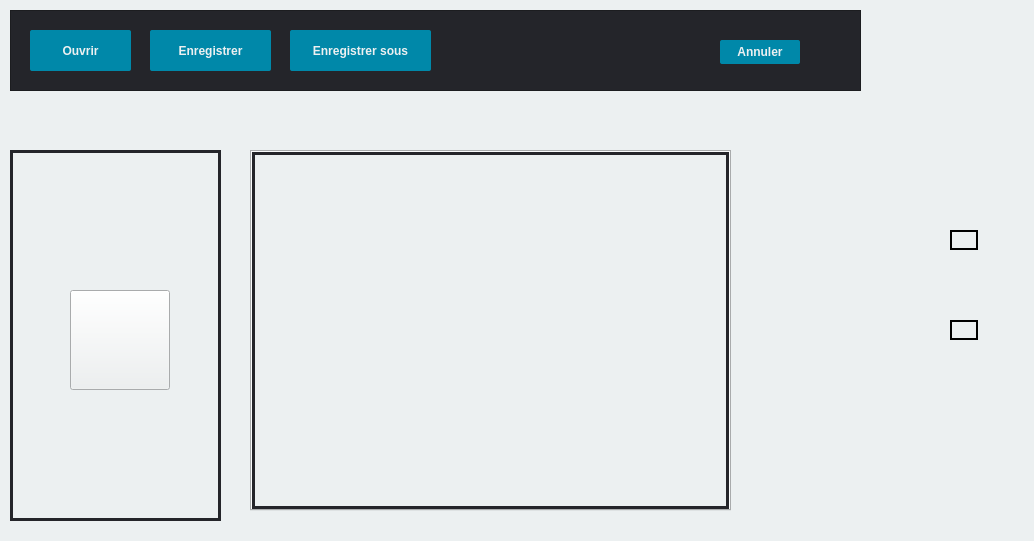
First picture: the form in imagedit.ui, repository NesrineGhannay/ImagEdit, before the edit.
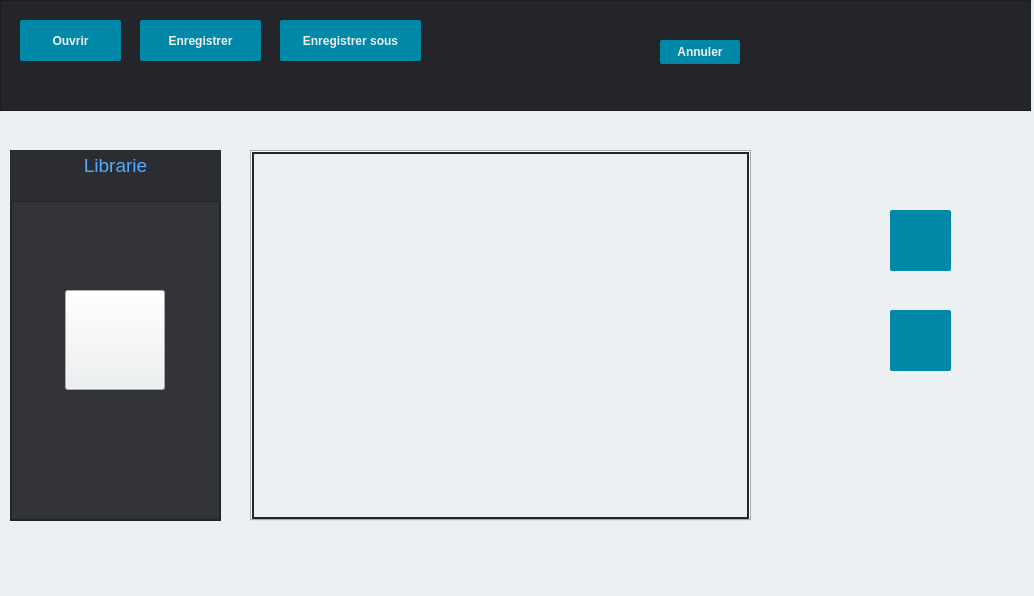
Second picture: the form after the edit. Icons and pictures are not drawn.

Diff of the .ui file:
```diff
--- a/imagedit.ui
+++ b/imagedit.ui
@@ -7,14 +7,14 @@
     <x>0</x>
     <y>0</y>
     <width>1034</width>
-    <height>541</height>
+    <height>596</height>
    </rect>
   </property>
   <property name="windowTitle">
    <string>ImagEdit</string>
   </property>
   <property name="styleSheet">
-   <string notr="true">background-color: #ECF0F1;</string>
+   <string notr="true">background-color: #ECF0F2;</string>
   </property>
   <widget class="QWidget" name="centralwidget">
    <property name="autoFillBackground">
@@ -25,51 +25,44 @@
      <rect>
       <x>250</x>
       <y>150</y>
-      <width>481</width>
-      <height>361</height>
+      <width>501</width>
+      <height>371</height>
      </rect>
     </property>
     <property name="styleSheet">
-     <string notr="true">border: 3 solid #24252A;
+     <string notr="true">border: 2 solid #24252A;
 </string>
     </property>
     <property name="currentIndex">
      <number>-1</number>
     </property>
    </widget>
-   <widget class="QLabel" name="label">
-    <property name="geometry">
-     <rect>
-      <x>880</x>
-      <y>10</y>
-      <width>151</width>
-      <height>91</height>
-     </rect>
-    </property>
-    <property name="autoFillBackground">
-     <bool>false</bool>
-    </property>
-    <property name="text">
-     <string/>
-    </property>
-    <property name="pixmap">
-     <pixmap>../../projet/imagedit/logo3.png</pixmap>
-    </property>
-    <property name="alignment">
-     <set>Qt::AlignBottom|Qt::AlignJustify</set>
-    </property>
-   </widget>
    <widget class="QPushButton" name="filter">
     <property name="geometry">
      <rect>
-      <x>950</x>
-      <y>230</y>
-      <width>28</width>
-      <height>20</height>
+      <x>890</x>
+      <y>210</y>
+      <width>61</width>
+      <height>61</height>
      </rect>
     </property>
     <property name="styleSheet">
-     <string notr="true">border: 2px solid black;</string>
+     <string notr="true">QPushButton {
+	font-family: &quot;Montserrat&quot;, sans-serif;
+	font-weight: 500;
+	color: #edf0f1;
+	background-color: rgba(0, 136, 169, 1);
+	border-radius: 2px;
+}
+
+
+QPushButton::pressed {
+	border: 4px solid red;
+	transition: background-color 0.3s, border 0.3s, color 0.3s;
+}
+
+
+</string>
     </property>
     <property name="text">
      <string/>
@@ -78,6 +71,12 @@
      <iconset resource="Ressources.qrc">
       <normaloff>:/icone_filtre.png</normaloff>:/icone_filtre.png</iconset>
     </property>
+    <property name="iconSize">
+     <size>
+      <width>50</width>
+      <height>50</height>
+     </size>
+    </property>
     <property name="autoRepeat">
      <bool>false</bool>
     </property>
@@ -85,14 +84,29 @@
    <widget class="QPushButton" name="rogner">
     <property name="geometry">
      <rect>
-      <x>950</x>
-      <y>320</y>
-      <width>28</width>
-      <height>20</height>
+      <x>890</x>
+      <y>310</y>
+      <width>61</width>
+      <height>61</height>
      </rect>
     </property>
     <property name="styleSheet">
-     <string notr="true">border: 2px solid black;</string>
+     <string notr="true">QPushButton {
+	font-family: &quot;Montserrat&quot;, sans-serif;
+	font-weight: 500;
+	color: #edf0f1;
+	background-color: rgba(0, 136, 169, 1);
+	border-radius: 2px;
+}
+
+
+QPushButton::pressed {
+	border: 4px solid red;
+	transition: background-color 0.3s, border 0.3s, color 0.3s;
+}
+
+
+</string>
     </property>
     <property name="text">
      <string/>
@@ -101,14 +115,20 @@
      <iconset resource="Ressources.qrc">
       <normaloff>:/icone_rogner.png</normaloff>:/icone_rogner.png</iconset>
     </property>
+    <property name="iconSize">
+     <size>
+      <width>50</width>
+      <height>50</height>
+     </size>
+    </property>
    </widget>
    <widget class="QFrame" name="frame">
     <property name="geometry">
      <rect>
-      <x>10</x>
-      <y>10</y>
-      <width>851</width>
-      <height>81</height>
+      <x>0</x>
+      <y>0</y>
+      <width>1031</width>
+      <height>111</height>
      </rect>
     </property>
     <property name="styleSheet">
@@ -120,30 +140,6 @@
     <property name="frameShadow">
      <enum>QFrame::Raised</enum>
     </property>
-    <widget class="QPushButton" name="pushButton_5">
-     <property name="geometry">
-      <rect>
-       <x>710</x>
-       <y>30</y>
-       <width>80</width>
-       <height>24</height>
-      </rect>
-     </property>
-     <property name="styleSheet">
-      <string notr="true">font-family: &quot;Montserrat&quot;, sans-serif;
-font-weight: 500;
-color: #edf0f1;
-background-color: rgba(0, 136, 169, 1);
-border-radius: 2px;</string>
-     </property>
-     <property name="text">
-      <string>Annuler</string>
-     </property>
-     <property name="icon">
-      <iconset resource="Ressources.qrc">
-       <normaloff>:/cancel.png</normaloff>:/cancel.png</iconset>
-     </property>
-    </widget>
     <widget class="QPushButton" name="save">
      <property name="geometry">
       <rect>
@@ -259,18 +255,65 @@
        <normaloff>:/saveAs.png</normaloff>:/saveAs.png</iconset>
      </property>
     </widget>
+    <widget class="QLabel" name="label">
+     <property name="geometry">
+      <rect>
+       <x>870</x>
+       <y>10</y>
+       <width>151</width>
+       <height>91</height>
+      </rect>
+     </property>
+     <property name="autoFillBackground">
+      <bool>false</bool>
+     </property>
+     <property name="text">
+      <string/>
+     </property>
+     <property name="pixmap">
+      <pixmap>logo3.png</pixmap>
+     </property>
+     <property name="alignment">
+      <set>Qt::AlignBottom|Qt::AlignJustify</set>
+     </property>
+    </widget>
+    <widget class="QPushButton" name="pushButton_5">
+     <property name="geometry">
+      <rect>
+       <x>660</x>
+       <y>40</y>
+       <width>80</width>
+       <height>24</height>
+      </rect>
+     </property>
+     <property name="styleSheet">
+      <string notr="true">font-family: &quot;Montserrat&quot;, sans-serif;
+font-weight: 500;
+color: #edf0f1;
+background-color: rgba(0, 136, 169, 1);
+border-radius: 2px;</string>
+     </property>
+     <property name="text">
+      <string>Annuler</string>
+     </property>
+     <property name="icon">
+      <iconset resource="Ressources.qrc">
+       <normaloff>:/cancel.png</normaloff>:/cancel.png</iconset>
+     </property>
+    </widget>
    </widget>
    <widget class="QFrame" name="libraryFrame">
     <property name="geometry">
      <rect>
       <x>10</x>
-      <y>150</y>
+      <y>200</y>
       <width>211</width>
-      <height>371</height>
+      <height>321</height>
      </rect>
     </property>
     <property name="styleSheet">
-     <string notr="true">border: 3 solid #24252A;
+     <string notr="true">border: 2 solid #24252A;
+background-color:  #333439;
 </string>
     </property>
     <property name="frameShape">
@@ -285,7 +328,7 @@
        <x>0</x>
        <y>0</y>
        <width>211</width>
-       <height>371</height>
+       <height>321</height>
       </rect>
      </property>
      <layout class="QGridLayout" name="gridLayout"/>
@@ -294,7 +337,7 @@
    <widget class="QPushButton" name="importImage">
     <property name="geometry">
      <rect>
-      <x>70</x>
+      <x>65</x>
       <y>290</y>
       <width>100</width>
       <height>100</height>
@@ -346,6 +389,30 @@
      <bool>false</bool>
     </property>
    </widget>
+   <widget class="QTextBrowser" name="textBrowser">
+    <property name="geometry">
+     <rect>
+      <x>10</x>
+      <y>150</y>
+      <width>211</width>
+      <height>51</height>
+     </rect>
+    </property>
+    <property name="styleSheet">
+     <string notr="true">border:none;
+background-color: #2C2D32;</string>
+    </property>
+    <property name="html">
+     <string>&lt;!DOCTYPE HTML PUBLIC &quot;-//W3C//DTD HTML 4.0//EN&quot; &quot;http://www.w3.org/TR/REC-html40/strict.dtd&quot;&gt;
+&lt;html&gt;&lt;head&gt;&lt;meta name=&quot;qrichtext&quot; content=&quot;1&quot; /&gt;&lt;meta charset=&quot;utf-8&quot; /&gt;&lt;style type=&quot;text/css&quot;&gt;
+p, li { white-space: pre-wrap; }
+hr { height: 1px; border-width: 0; }
+li.unchecked::marker { content: &quot;\2610&quot;; }
+li.checked::marker { content: &quot;\2612&quot;; }
+&lt;/style&gt;&lt;/head&gt;&lt;body style=&quot; font-family:'Segoe UI'; font-size:9pt; font-weight:400; font-style:normal;&quot;&gt;
+&lt;p align=&quot;center&quot; style=&quot; margin-top:0px; margin-bottom:0px; margin-left:0px; margin-right:0px; -qt-block-indent:0; text-indent:0px;&quot;&gt;&lt;span style=&quot; font-size:14pt; color:#55aaff;&quot;&gt;Librarie&lt;/span&gt;&lt;/p&gt;&lt;/body&gt;&lt;/html&gt;</string>
+    </property>
+   </widget>
   </widget>
  </widget>
  <resources>
```
